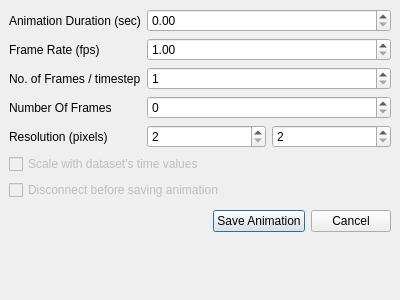
First picture: the form in Qt/Components/Resources/UI/pqAnimationSettings.ui, repository wildmichael/ParaView3-enhancements-old, before the edit.
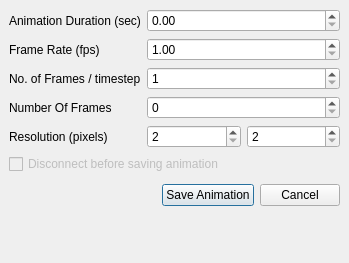
Second picture: the form after the edit.

Commit message: ENH: Removing obsolete options.

Diff of the .ui file:
```diff
--- a/Qt/Components/Resources/UI/pqAnimationSettings.ui
+++ b/Qt/Components/Resources/UI/pqAnimationSettings.ui
@@ -5,59 +5,133 @@
    <rect>
     <x>0</x>
     <y>0</y>
-    <width>400</width>
-    <height>300</height>
+    <width>349</width>
+    <height>263</height>
    </rect>
   </property>
   <property name="windowTitle" >
    <string>Animation Settings Dialog</string>
   </property>
-  <layout class="QGridLayout" >
+  <layout class="QVBoxLayout" >
    <property name="margin" >
     <number>9</number>
    </property>
    <property name="spacing" >
     <number>6</number>
    </property>
-   <item row="8" column="1" >
-    <spacer>
-     <property name="orientation" >
-      <enum>Qt::Vertical</enum>
+   <item>
+    <layout class="QGridLayout" >
+     <property name="margin" >
+      <number>0</number>
      </property>
-     <property name="sizeHint" >
-      <size>
-       <width>20</width>
-       <height>40</height>
-      </size>
+     <property name="spacing" >
+      <number>6</number>
      </property>
-    </spacer>
+     <item row="4" column="0" >
+      <widget class="QLabel" name="label_3" >
+       <property name="text" >
+        <string>Resolution (pixels)</string>
+       </property>
+      </widget>
+     </item>
+     <item row="4" column="1" >
+      <widget class="QSpinBox" name="spinBoxWidth" >
+       <property name="toolTip" >
+        <string>View Width (in pixels) </string>
+       </property>
+       <property name="statusTip" >
+        <string>Sets the width (in pixles) to use while generating animation.</string>
+       </property>
+       <property name="whatsThis" >
+        <string>Sets the width (in pixles) to use while generating animation.</string>
+       </property>
+       <property name="minimum" >
+        <number>2</number>
+       </property>
+      </widget>
+     </item>
+     <item row="1" column="1" colspan="2" >
+      <widget class="QDoubleSpinBox" name="frameRate" >
+       <property name="maximum" >
+        <double>999999.000000000000000</double>
+       </property>
+       <property name="minimum" >
+        <double>1.000000000000000</double>
+       </property>
+      </widget>
+     </item>
+     <item row="3" column="1" colspan="2" >
+      <widget class="QSpinBox" name="spinBoxNumberOfFrames" >
+       <property name="maximum" >
+        <number>2147483647</number>
+       </property>
+      </widget>
+     </item>
+     <item row="0" column="1" colspan="2" >
+      <widget class="QDoubleSpinBox" name="animationDuration" >
+       <property name="maximum" >
+        <double>999999999999999967336168804116691273849533185806555472917961779471295845921727862608739868455469056.000000000000000</double>
+       </property>
+      </widget>
+     </item>
+     <item row="1" column="0" >
+      <widget class="QLabel" name="labelFrameRate" >
+       <property name="text" >
+        <string>Frame Rate (fps)</string>
+       </property>
+      </widget>
+     </item>
+     <item row="2" column="1" colspan="2" >
+      <widget class="QSpinBox" name="spinBoxFramesPerTimestep" >
+       <property name="maximum" >
+        <number>2147483647</number>
+       </property>
+       <property name="minimum" >
+        <number>1</number>
+       </property>
+      </widget>
+     </item>
+     <item row="2" column="0" >
+      <widget class="QLabel" name="labelFramesPerTimestep" >
+       <property name="text" >
+        <string>No. of Frames / timestep</string>
+       </property>
+      </widget>
+     </item>
+     <item row="4" column="2" >
+      <widget class="QSpinBox" name="spinBoxHeight" >
+       <property name="toolTip" >
+        <string>View Height (in pixels)</string>
+       </property>
+       <property name="statusTip" >
+        <string>Sets the height (in pixles) to use while generating animation.</string>
+       </property>
+       <property name="whatsThis" >
+        <string>Sets the height (in pixles) to use while generating animation.</string>
+       </property>
+       <property name="minimum" >
+        <number>2</number>
+       </property>
+      </widget>
+     </item>
+     <item row="0" column="0" >
+      <widget class="QLabel" name="labelAnimationDuration" >
+       <property name="text" >
+        <string>Animation Duration (sec)</string>
+       </property>
+      </widget>
+     </item>
+     <item row="3" column="0" >
+      <widget class="QLabel" name="label" >
+       <property name="text" >
+        <string>Number Of Frames</string>
+       </property>
+      </widget>
+     </item>
+    </layout>
    </item>
-   <item row="1" column="0" >
-    <widget class="QLabel" name="labelFrameRate" >
-     <property name="text" >
-      <string>Frame Rate (fps)</string>
-     </property>
-    </widget>
-   </item>
-   <item row="3" column="0" >
-    <widget class="QLabel" name="label" >
-     <property name="text" >
-      <string>Number Of Frames</string>
-     </property>
-    </widget>
-   </item>
-   <item row="1" column="1" colspan="2" >
-    <widget class="QDoubleSpinBox" name="frameRate" >
-     <property name="maximum" >
-      <double>999999.000000000000000</double>
-     </property>
-     <property name="minimum" >
-      <double>1.000000000000000</double>
-     </property>
-    </widget>
-   </item>
-   <item row="5" column="0" colspan="3" >
-    <widget class="QCheckBox" name="checkBoxUseDatasetTimesteps" >
+   <item>
+    <widget class="QCheckBox" name="checkBoxDisconnect" >
      <property name="enabled" >
       <bool>false</bool>
      </property>
@@ -71,18 +145,11 @@
       <string>When checked, time step values from the dataset will be used, otherwise animation will linearly interpolate between all available timesteps.</string>
      </property>
      <property name="text" >
-      <string>Scale with dataset's time values</string>
+      <string>Disconnect before saving animation</string>
      </property>
     </widget>
    </item>
-   <item row="0" column="1" colspan="2" >
-    <widget class="QDoubleSpinBox" name="animationDuration" >
-     <property name="maximum" >
-      <double>999999999999999967336168804116691273849533185806555472917961779471295845921727862608739868455469056.000000000000000</double>
-     </property>
-    </widget>
-   </item>
-   <item row="7" column="0" colspan="3" >
+   <item>
     <layout class="QHBoxLayout" >
      <property name="margin" >
       <number>0</number>
@@ -122,94 +189,18 @@
      </item>
     </layout>
    </item>
-   <item row="6" column="0" colspan="3" >
-    <widget class="QCheckBox" name="checkBoxDisconnect" >
-     <property name="enabled" >
-      <bool>false</bool>
+   <item>
+    <spacer>
+     <property name="orientation" >
+      <enum>Qt::Vertical</enum>
      </property>
-     <property name="toolTip" >
-      <string>Disconnect from the server before saving animation. The server will save the animation and then exit.</string>
+     <property name="sizeHint" >
+      <size>
+       <width>20</width>
+       <height>40</height>
+      </size>
      </property>
-     <property name="statusTip" >
-      <string>Disconnect from the server before saving animation. The server will save the animation and then exit.</string>
-     </property>
-     <property name="whatsThis" >
-      <string>Disconnect from the server before saving animation. The server will save the animation and then exit.</string>
-     </property>
-     <property name="text" >
-      <string>Disconnect before saving animation</string>
-     </property>
-    </widget>
-   </item>
-   <item row="4" column="2" >
-    <widget class="QSpinBox" name="spinBoxHeight" >
-     <property name="toolTip" >
-      <string>View Height (in pixels)</string>
-     </property>
-     <property name="statusTip" >
-      <string>Sets the height (in pixles) to use while generating animation.</string>
-     </property>
-     <property name="whatsThis" >
-      <string>Sets the height (in pixles) to use while generating animation.</string>
-     </property>
-     <property name="minimum" >
-      <number>2</number>
-     </property>
-    </widget>
-   </item>
-   <item row="3" column="1" colspan="2" >
-    <widget class="QSpinBox" name="spinBoxNumberOfFrames" >
-     <property name="maximum" >
-      <number>2147483647</number>
-     </property>
-    </widget>
-   </item>
-   <item row="4" column="0" >
-    <widget class="QLabel" name="label_3" >
-     <property name="text" >
-      <string>Resolution (pixels)</string>
-     </property>
-    </widget>
-   </item>
-   <item row="0" column="0" >
-    <widget class="QLabel" name="labelAnimationDuration" >
-     <property name="text" >
-      <string>Animation Duration (sec)</string>
-     </property>
-    </widget>
-   </item>
-   <item row="4" column="1" >
-    <widget class="QSpinBox" name="spinBoxWidth" >
-     <property name="toolTip" >
-      <string>View Width (in pixels) </string>
-     </property>
-     <property name="statusTip" >
-      <string>Sets the width (in pixles) to use while generating animation.</string>
-     </property>
-     <property name="whatsThis" >
-      <string>Sets the width (in pixles) to use while generating animation.</string>
-     </property>
-     <property name="minimum" >
-      <number>2</number>
-     </property>
-    </widget>
-   </item>
-   <item row="2" column="0" >
-    <widget class="QLabel" name="labelFramesPerTimestep" >
-     <property name="text" >
-      <string>No. of Frames / timestep</string>
-     </property>
-    </widget>
-   </item>
-   <item row="2" column="1" colspan="2" >
-    <widget class="QSpinBox" name="spinBoxFramesPerTimestep" >
-     <property name="maximum" >
-      <number>2147483647</number>
-     </property>
-     <property name="minimum" >
-      <number>1</number>
-     </property>
-    </widget>
+    </spacer>
    </item>
   </layout>
  </widget>
```
Left out of the diff: 7 changed lines with no effect on the pictures.
